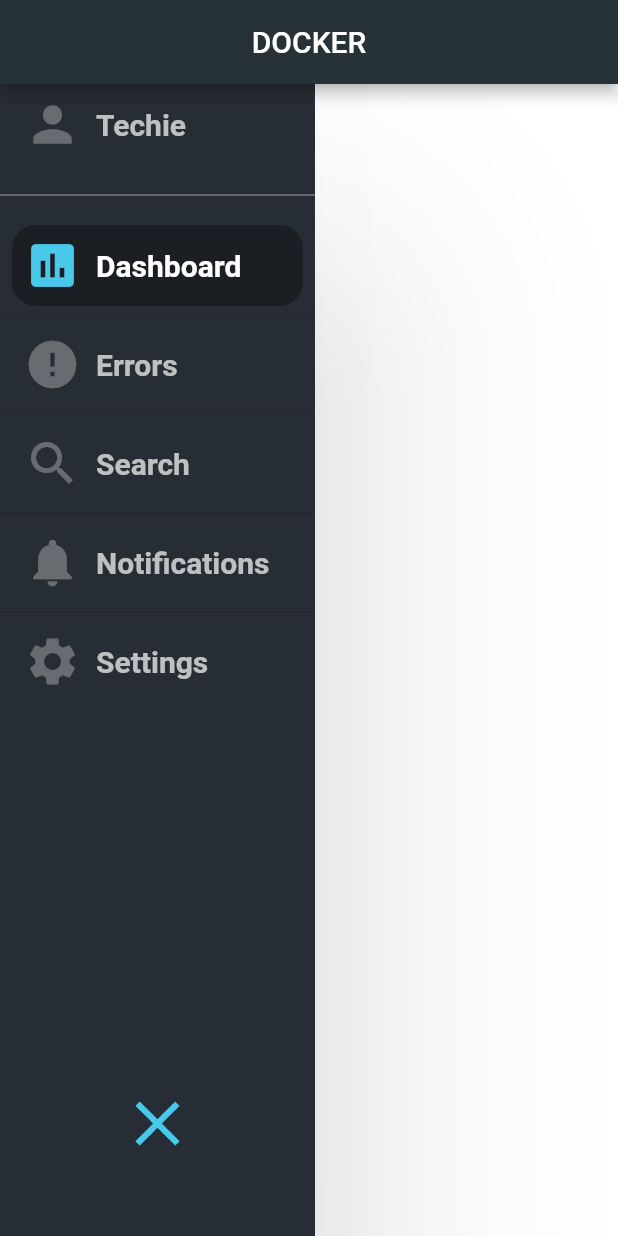
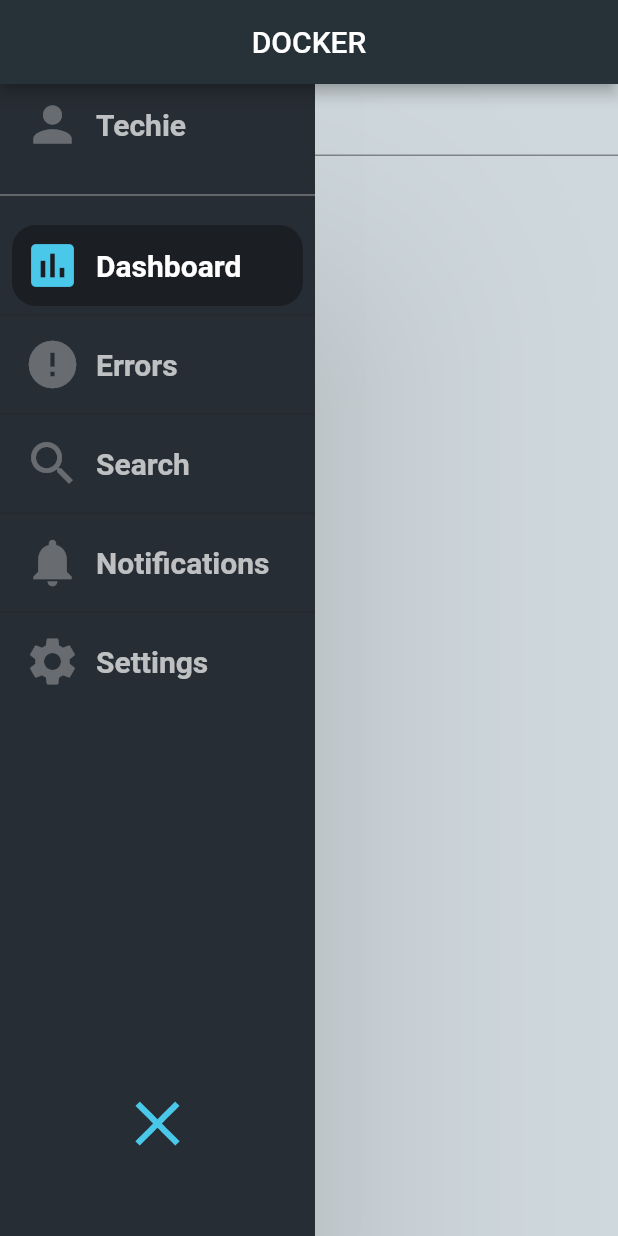
Before and after one commit to forsaken-realm/pocket-docker, a Flutter app: the screen it shows after launch, on a phone screen of 412 x 824 dp. Run offline on Flutter 3.47's test engine with Material 2 defaults, Android fonts, the phone set to English and light mode, and no system bars.

Commit message:
docker function

```diff
--- /dev/null
+++ b/lib/Docker_data/docker_http.dart
@@ -0,0 +1,16 @@
+import 'package:flutter/material.dart';
+
+class DockerFunt extends StatefulWidget {
+  @override
+  _DockerFuntState createState() => _DockerFuntState();
+}
+
+class _DockerFuntState extends State<DockerFunt> {
+  @override
+  Widget build(BuildContext context) {
+    return Stack(
+      alignment: Alignment.topCenter,
+      children: <Widget>[TextField()],
+    );
+  }
+}
--- a/lib/main.dart
+++ b/lib/main.dart
@@ -1,6 +1,7 @@
 import 'package:flutter/material.dart';
-import 'body/commons/collapsing_navigation_drawer_widget.dart';
-import 'body/theme.dart';
+import 'navigation_bar/commons/collapsing_navigation_drawer_widget.dart';
+import 'navigation_bar/theme.dart';
+import 'Docker_data/docker_http.dart';
 
 void main() {
   runApp(MyApp());
@@ -40,9 +41,7 @@ class _HomeState extends State<Home> {
       ),
       body: Stack(
         children: <Widget>[
-          Container(
-            color: Colors.white,
-          ),
+          DockerFunt(),
           CollapsingNavigationDrawer(),
         ],
       ),
```
Also changed, not shown: lib/navigation_bar/commons/collapsing_list_tile_widget.dart (renamed from lib/body/commons/collapsing_list_tile_widget.dart), lib/navigation_bar/commons/collapsing_navigation_drawer_widget.dart (renamed from lib/body/commons/collapsing_navigation_drawer_widget.dart), lib/navigation_bar/custom_navigation_drawer.dart (renamed from lib/body/custom_navigation_drawer.dart), lib/navigation_bar/model/navigation_model.dart (renamed from lib/body/model/navigation_model.dart), lib/navigation_bar/theme.dart (renamed from lib/body/theme.dart).
